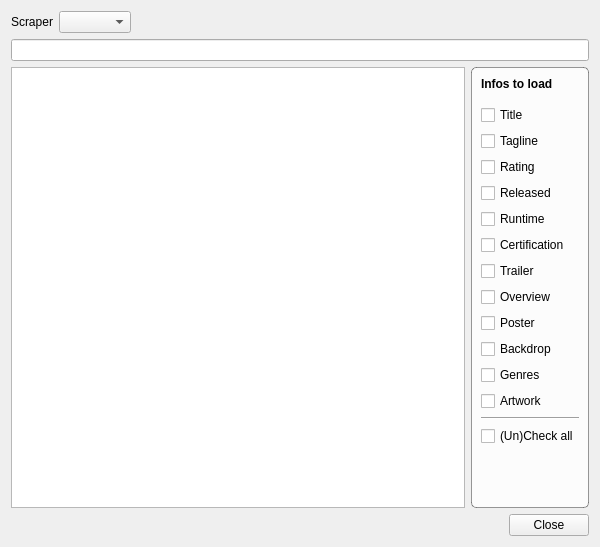
Old version of the form concerts/ConcertSearch.ui in the repository Komet/MediaElch.
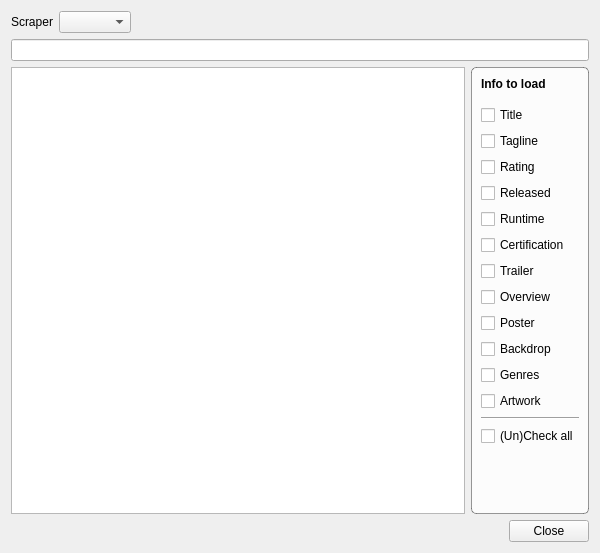
New version of the form. Icons and pictures are not drawn. Custom widgets are drawn as their Qt base class.

```diff
--- a/concerts/ConcertSearch.ui
+++ b/concerts/ConcertSearch.ui
@@ -10,7 +10,7 @@
     <x>0</x>
     <y>0</y>
     <width>600</width>
-    <height>547</height>
+    <height>553</height>
    </rect>
   </property>
   <property name="windowTitle">
@@ -119,7 +119,7 @@
            </font>
           </property>
           <property name="text">
-           <string>Infos to load</string>
+           <string>Info to load</string>
           </property>
          </widget>
         </item>
```
